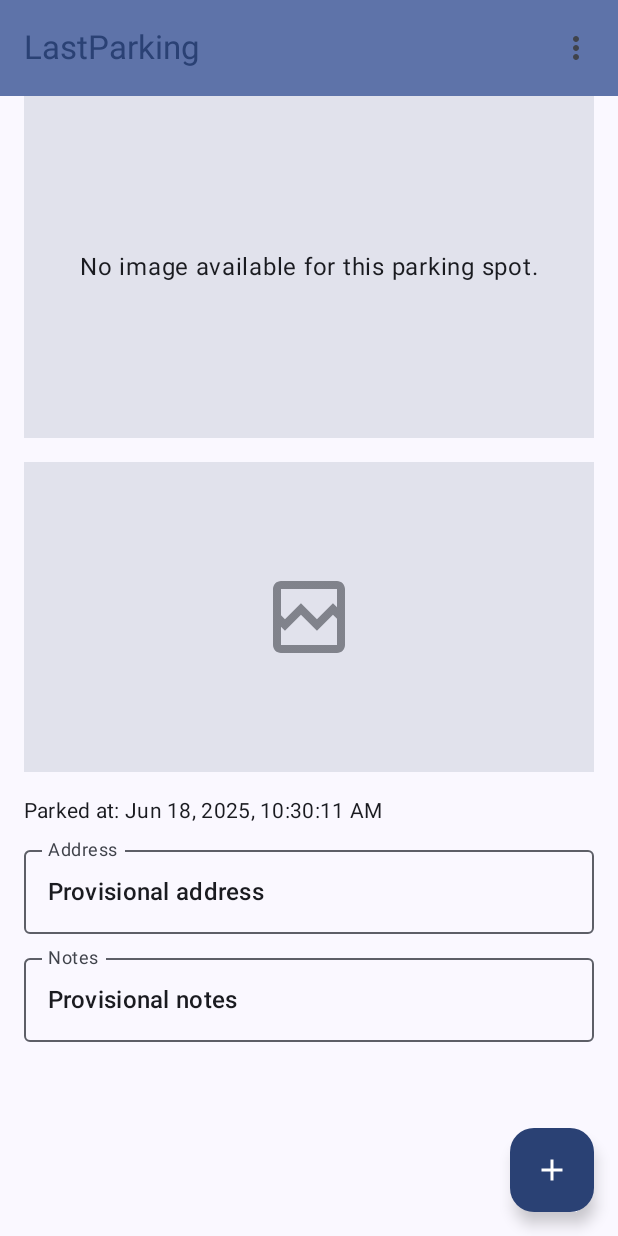
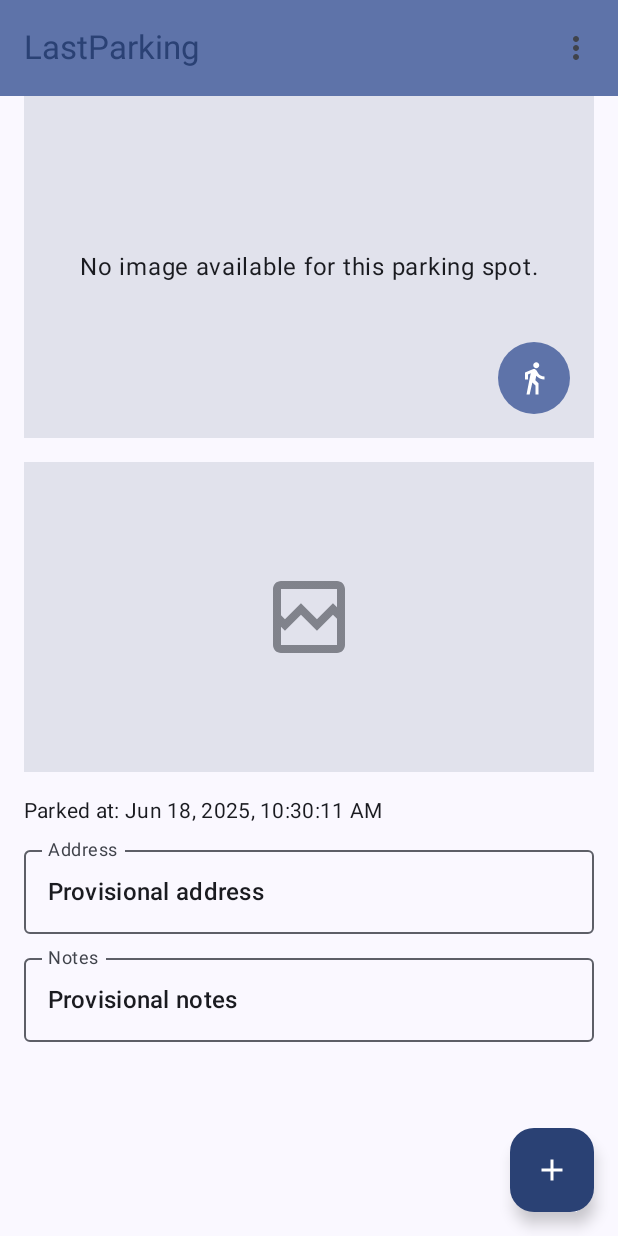
Before and after one commit to OriolFF/LastParkingCompose, an Android app built with Jetpack Compose: the @Preview function MainScreenPreview, on a phone screen of 412 x 824 dp. Run offline under Robolectric (Android 15) with nearby library versions, the light colour scheme and no system bars; pictures from the network do not load.

Commit message:
Walk to feature

```diff
--- a/app/src/main/AndroidManifest.xml
+++ b/app/src/main/AndroidManifest.xml
@@ -4,7 +4,7 @@
     <uses-permission android:name="android.permission.ACCESS_FINE_LOCATION" />
     <uses-permission android:name="android.permission.ACCESS_COARSE_LOCATION" />
     <uses-permission android:name="android.permission.INTERNET" />
-    <uses-feature android:name="android.hardware.camera" android:required="false" />
+    <uses-feature android:name="android.hardware.camera" android:required="true" />
 
     <application
         android:name=".LastParkingApplication"
--- a/app/src/main/java/com/uriolus/lastparking/presentation/ui/ParkingScreen.kt
+++ b/app/src/main/java/com/uriolus/lastparking/presentation/ui/ParkingScreen.kt
@@ -5,6 +5,7 @@ import androidx.compose.foundation.background
 import androidx.compose.foundation.clickable
 import androidx.compose.foundation.layout.Arrangement
 import androidx.compose.foundation.layout.Box
+import androidx.compose.foundation.shape.CircleShape
 import androidx.compose.foundation.layout.Column
 import androidx.compose.foundation.layout.Spacer
 import androidx.compose.foundation.layout.fillMaxHeight
@@ -14,9 +15,12 @@ import androidx.compose.foundation.layout.height
 import androidx.compose.foundation.layout.padding
 import androidx.compose.foundation.layout.size
 import androidx.compose.material.icons.Icons
+import androidx.compose.material.icons.automirrored.filled.DirectionsWalk
 import androidx.compose.material.icons.filled.Camera
+import androidx.compose.material.icons.filled.DirectionsWalk
 import androidx.compose.material.icons.outlined.BrokenImage
 import androidx.compose.material3.Icon
+import androidx.compose.material3.IconButton
 import androidx.compose.material3.MaterialTheme
 import androidx.compose.material3.OutlinedTextField
 import androidx.compose.material3.Text
@@ -35,8 +39,8 @@ import coil.compose.AsyncImage
 import com.uriolus.lastparking.R
 import com.uriolus.lastparking.domain.model.EmptyParking
 import com.uriolus.lastparking.domain.model.Parking
+import com.uriolus.lastparking.presentation.util.DateMapper
 import com.uriolus.lastparking.presentation.viewmodel.MainViewAction
-import com.uriolus.lastparking.presentation.util.DateMapper
 import com.uriolus.lastparking.ui.theme.LastParkingTheme
 
 
@@ -61,12 +65,32 @@ fun ParkingScreen(
         horizontalAlignment = Alignment.CenterHorizontally
     ) {
         // Map image takes 30% of the available height
-        MapImage(
-            mapUri = rememberedParking.mapUri,
+        Box(
             modifier = Modifier
                 .fillMaxWidth()
                 .fillMaxHeight(0.3f)
-        )
+        ) {
+            MapImage(
+                mapUri = rememberedParking.mapUri,
+                modifier = Modifier.fillMaxSize()
+            )
+            if (rememberedParking.location != null && notModifiable) {
+                IconButton(
+                    onClick = { onAction(MainViewAction.WalkToLocation) },
+                    modifier = Modifier
+                        .align(Alignment.BottomEnd)
+                        .padding(16.dp)
+                        .background(MaterialTheme.colorScheme.primaryContainer, CircleShape)
+                        .size(48.dp)
+                ) {
+                    Icon(
+                        imageVector = Icons.AutoMirrored.Filled.DirectionsWalk,
+                        contentDescription = stringResource(R.string.content_description_walk_to_location),
+                        tint = MaterialTheme.colorScheme.onPrimaryContainer
+                    )
+                }
+            }
+        }
 
         Spacer(modifier = Modifier.height(16.dp))
 
--- a/app/src/main/java/com/uriolus/lastparking/presentation/viewmodel/MainViewAction.kt
+++ b/app/src/main/java/com/uriolus/lastparking/presentation/viewmodel/MainViewAction.kt
@@ -22,6 +22,7 @@ sealed interface MainViewAction {
     data class UpdateAddress(val address: String) : MainViewAction
     data class SetImageUri(val imageUri: String?) : MainViewAction
     data object DeleteCurrentParking : MainViewAction
+    data object WalkToLocation : MainViewAction
 
     // Camera related actions
     data object ImageClicked : MainViewAction
--- a/app/src/main/java/com/uriolus/lastparking/presentation/viewmodel/MainViewEvent.kt
+++ b/app/src/main/java/com/uriolus/lastparking/presentation/viewmodel/MainViewEvent.kt
@@ -1,9 +1,11 @@
 package com.uriolus.lastparking.presentation.viewmodel
 
 import com.uriolus.lastparking.domain.model.AppError
+import com.uriolus.lastparking.domain.model.ParkingLocation
 
 sealed interface MainViewEvent {
     data class ShowMessage(val message: String) : MainViewEvent
     data class ShowError(val error: AppError) : MainViewEvent
     data class TakeAPicture(val uriImage: String) : MainViewEvent
+    data class OnWalkToLocation(val location: ParkingLocation) : MainViewEvent
 }
--- a/app/src/main/res/values/strings.xml
+++ b/app/src/main/res/values/strings.xml
@@ -36,6 +36,7 @@
     <string name="gps_accuracy_label">Accuracy:</string>
     <string name="unit_meters">m</string>
     <string name="label_parked_at">Parked at: %1$s</string>
-    <string name="requesting_permission">Requesting permission...</string>
+    <string name="requesting_permission">Requesting permission…</string>
     <string name="permission_button_cancel">Cancel</string>
+    <string name="content_description_walk_to_location">Get directions to your car</string>
 </resources>
```
Also changed, not shown: app/src/main/java/com/uriolus/lastparking/presentation/ui/MainScreen.kt (+7 -1 lines), app/src/main/java/com/uriolus/lastparking/presentation/viewmodel/MainViewModel.kt (+12 -4 lines).
